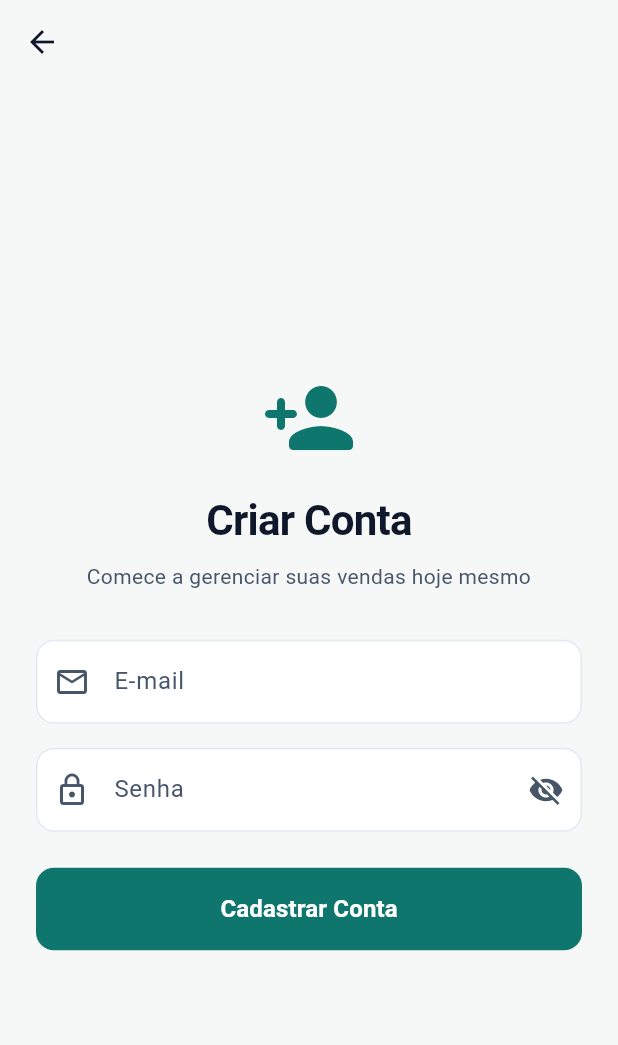
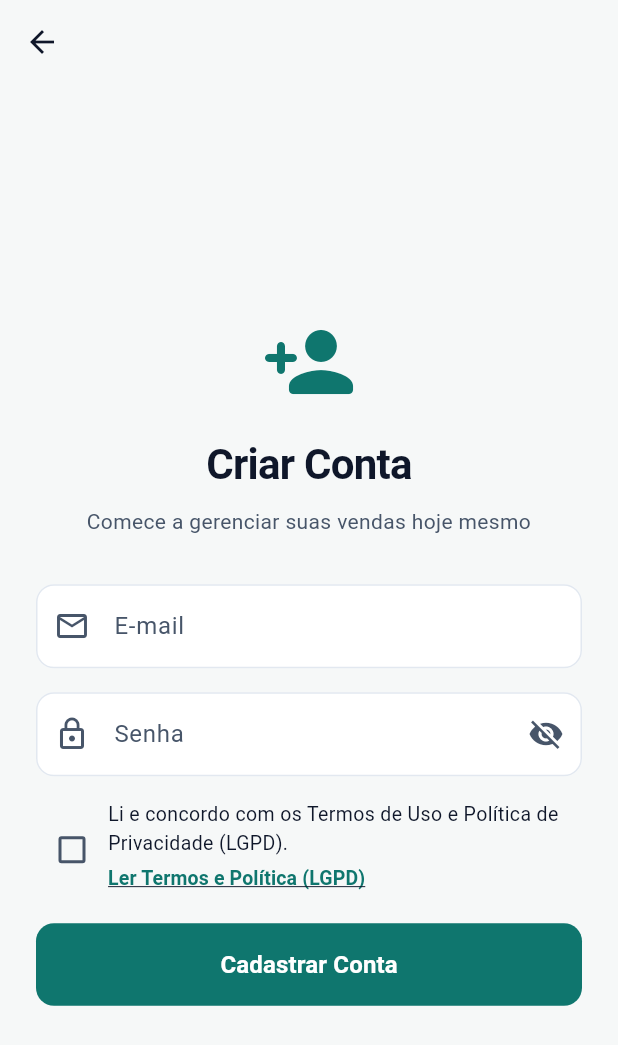
Before and after one commit to danhistoria-pm-po/SimpleCRM, a Flutter app: the screen it shows after launch, after a tap on "Cadastre-se", on a phone screen of 412 x 824 dp. Shown: the top 1045 px of the screen. Run offline on Flutter 3.47's test engine with Material 3 defaults, Android fonts, the phone set to English and light mode, and no system bars; our stand-ins replace supabase_flutter; accounts and stored records are empty.

Commit message:
feat(sprint-4.5): consentimento LGPD no cadastro e validacao final do build web

```diff
--- a/lib/modules/auth/data/auth_repository.dart
+++ b/lib/modules/auth/data/auth_repository.dart
@@ -2,7 +2,11 @@
 import 'package:supabase_flutter/supabase_flutter.dart';
 
 class AuthRepository {
-  final SupabaseClient _supabase = Supabase.instance.client;
+  final SupabaseClient? client;
+
+  AuthRepository({this.client});
+
+  SupabaseClient get _supabase => client ?? Supabase.instance.client;
 
   User? get currentUser => _supabase.auth.currentUser;
 
@@ -30,11 +34,16 @@ class AuthRepository {
   Future<AuthResponse> signUp({
     required String email,
     required String password,
+    bool lgpdConsent = true,
   }) async {
     try {
       final response = await _supabase.auth.signUp(
         email: email.trim(),
         password: password,
+        data: {
+          'lgpd_consent': lgpdConsent,
+          'lgpd_consent_at': DateTime.now().toUtc().toIso8601String(),
+        },
       );
       return response;
     } on AuthException catch (e) {
--- a/lib/modules/auth/pages/register_page.dart
+++ b/lib/modules/auth/pages/register_page.dart
@@ -3,7 +3,9 @@ import '../../../core/theme/app_colors.dart';
 import '../controllers/auth_controller.dart';
 
 class RegisterPage extends StatefulWidget {
-  const RegisterPage({super.key});
+  final AuthController? authController;
+
+  const RegisterPage({super.key, this.authController});
 
   @override
   State<RegisterPage> createState() => _RegisterPageState();
@@ -13,20 +15,98 @@ class _RegisterPageState extends State<RegisterPage> {
   final _formKey = GlobalKey<FormState>();
   final _emailController = TextEditingController();
   final _passwordController = TextEditingController();
-  final _authController = AuthController();
+  late final AuthController _authController;
+  late final bool _ownsAuthController;
 
   bool _obscurePassword = true;
+  bool _acceptedLgpdTerms = false;
+
+  @override
+  void initState() {
+    super.initState();
+    _ownsAuthController = widget.authController == null;
+    _authController = widget.authController ?? AuthController();
+  }
 
   @override
   void dispose() {
     _emailController.dispose();
     _passwordController.dispose();
-    _authController.dispose();
+    if (_ownsAuthController) {
+      _authController.dispose();
+    }
     super.dispose();
+  }
+
+  void _showTermsAndPrivacyDialog() {
+    showDialog(
+      context: context,
+      builder: (dialogContext) => AlertDialog(
+        insetPadding: const EdgeInsets.symmetric(horizontal: 16, vertical: 24),
+        title: const Text('Termos de Uso e Privacidade (LGPD)'),
+        content: ConstrainedBox(
+          constraints: const BoxConstraints(maxWidth: 480),
+          child: const SingleChildScrollView(
+            child: Column(
+              mainAxisSize: MainAxisSize.min,
+              crossAxisAlignment: CrossAxisAlignment.start,
+              children: [
+                Text(
+                  'Em conformidade com a Lei Geral de Proteção de Dados Pessoais (Lei nº 13.709/2018 - LGPD), informamos como seus dados são tratados no SimpleCRM:',
+                  style: TextStyle(
+                    fontWeight: FontWeight.w600,
+                    color: AppColors.textPrimary,
+                  ),
+                ),
+                SizedBox(height: 12),
+                Text(
+                  '1. Finalidade: Os dados cadastrados (e-mail, clientes, oportunidades, faturas, fluxo de caixa e pós-venda) são utilizados exclusivamente para a operação da sua conta no CRM.\n\n'
+                  '2. Isolamento e Segurança: Seus registros são isolados por autenticação e políticas de segurança no banco de dados (Row Level Security), impedindo o acesso por terceiros.\n\n'
+                  '3. Direitos do Titular: Você pode visualizar, corrigir ou excluir seus registros a qualquer momento diretamente no aplicativo.',
+                  style: TextStyle(
+                    fontSize: 13,
+                    color: AppColors.textSecondary,
+                    height: 1.4,
+                  ),
+                ),
+              ],
+            ),
+          ),
+        ),
+        actions: [
+          TextButton(
+            onPressed: () => Navigator.pop(dialogContext),
+            child: const Text('Fechar'),
+          ),
+          ElevatedButton(
+            onPressed: () {
+              setState(() {
+                _acceptedLgpdTerms = true;
+              });
+              ScaffoldMessenger.of(context).hideCurrentSnackBar();
+              Navigator.pop(dialogContext);
+            },
+            child: const Text('Li e Aceito'),
+          ),
+        ],
+      ),
+    );
   }
 
   Future<void> _handleRegister() async {
     if (_formKey.currentState!.validate()) {
+      if (!_acceptedLgpdTerms) {
+        ScaffoldMessenger.of(context).showSnackBar(
+          const SnackBar(
+            content: Text(
+              'Você deve aceitar os Termos de Uso e a Política de Privacidade (LGPD) para criar a conta.',
+            ),
+            backgroundColor: AppColors.danger,
+          ),
+        );
+        return;
+      }
+
       // CORRIGIDO: Removemos o .trim() da senha para não alterar o que o usuário digitou
       final success = await _authController.register(
         _emailController.text.trim(),
@@ -165,7 +245,63 @@ class _RegisterPageState extends State<RegisterPage> {
                         return null;
                       },
                     ),
-                    const SizedBox(height: 24),
+                    const SizedBox(height: 16),
+
+                    // Consentimento LGPD e Termos de Uso
+                    Row(
+                      crossAxisAlignment: CrossAxisAlignment.center,
+                      children: [
+                        Checkbox(
+                          value: _acceptedLgpdTerms,
+                          activeColor: AppColors.primary,
+                          onChanged: (value) {
+                            setState(() {
+                              _acceptedLgpdTerms = value ?? false;
+                            });
+                            if (_acceptedLgpdTerms) {
+                              ScaffoldMessenger.of(context)
+                                  .hideCurrentSnackBar();
+                            }
+                          },
+                        ),
+                        Expanded(
+                          child: Column(
+                            crossAxisAlignment: CrossAxisAlignment.start,
+                            children: [
+                              const Text(
+                                'Li e concordo com os Termos de Uso e Política de Privacidade (LGPD).',
+                                style: TextStyle(
+                                  fontSize: 13,
+                                  color: AppColors.textPrimary,
+                                ),
+                              ),
+                              Align(
+                                alignment: Alignment.centerLeft,
+                                child: TextButton(
+                                  style: TextButton.styleFrom(
+                                    padding: EdgeInsets.zero,
+                                    minimumSize: const Size(0, 28),
+                                    tapTargetSize:
+                                        MaterialTapTargetSize.shrinkWrap,
+                                    foregroundColor: AppColors.primary,
+                                  ),
+                                  onPressed: _showTermsAndPrivacyDialog,
+                                  child: const Text(
+                                    'Ler Termos e Política (LGPD)',
+                                    style: TextStyle(
+                                      fontSize: 13,
+                                      fontWeight: FontWeight.w600,
+                                      decoration: TextDecoration.underline,
+                                    ),
+                                  ),
+                                ),
+                              ),
+                            ],
+                          ),
+                        ),
+                      ],
+                    ),
+                    const SizedBox(height: 16),
 
                     // Botão Cadastrar
                     AnimatedBuilder(
```
Also changed, not shown: 1 other file.
